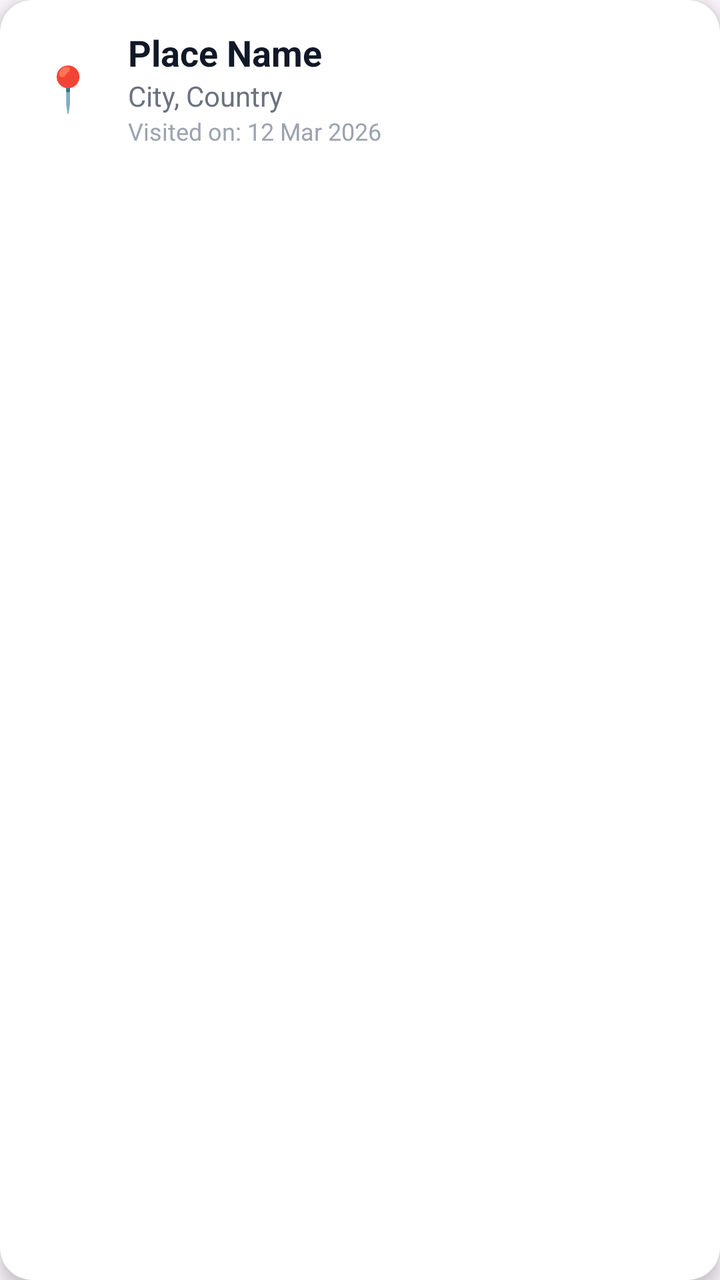
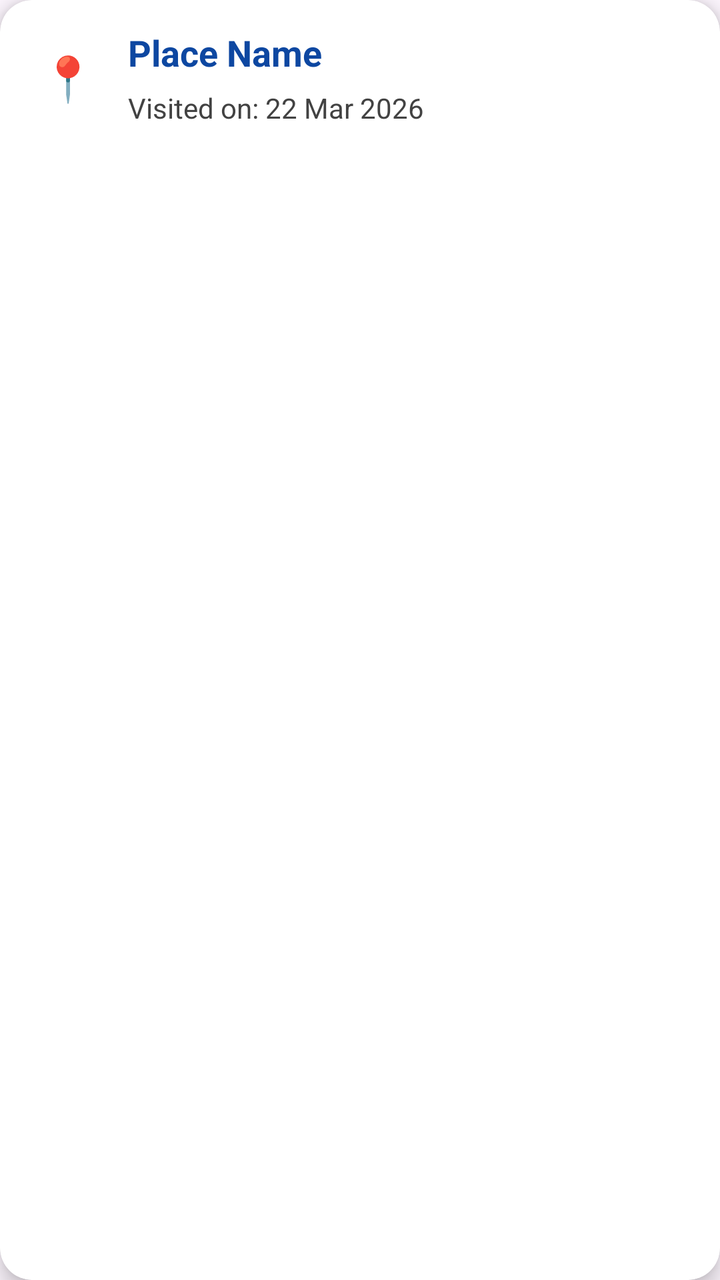

Two renders of the same Android screen: before a commit and after it. Below are the layout's source before the change and the commit's diff.
<!-- AndroidManifest.xml: application theme Theme.Drishya_Vani -->
<!-- res/layout/item_place_history.xml -->
<?xml version="1.0" encoding="utf-8"?>
<androidx.cardview.widget.CardView
    xmlns:android="http://schemas.android.com/apk/res/android"
    xmlns:app="http://schemas.android.com/apk/res-auto"
    android:layout_width="match_parent"
    android:layout_height="wrap_content"
    android:layout_marginBottom="12dp"
    app:cardCornerRadius="16dp"
    app:cardElevation="6dp">

    <LinearLayout
        android:layout_width="match_parent"
        android:layout_height="wrap_content"
        android:orientation="horizontal"
        android:padding="14dp"
        android:gravity="center_vertical">

        
        <TextView
            android:layout_width="40dp"
            android:layout_height="40dp"
            android:text="📍"
            android:textSize="22sp"
            android:gravity="center"/>

        
        <LinearLayout
            android:layout_width="0dp"
            android:layout_height="wrap_content"
            android:layout_weight="1"
            android:orientation="vertical"
            android:layout_marginStart="10dp">

            <TextView
                android:id="@+id/placeName"
                android:layout_width="wrap_content"
                android:layout_height="wrap_content"
                android:text="Place Name"
                android:textSize="18sp"
                android:textStyle="bold"
                android:textColor="#111827"/>

            <TextView
                android:id="@+id/placeLocation"
                android:layout_width="wrap_content"
                android:layout_height="wrap_content"
                android:text="City, Country"
                android:textSize="14sp"
                android:textColor="#6B7280"/>

            <TextView
                android:id="@+id/placeDate"
                android:layout_width="wrap_content"
                android:layout_height="wrap_content"
                android:text="Visited on: 12 Mar 2026"
                android:textSize="12sp"
                android:textColor="#9CA3AF"/>

        </LinearLayout>

    </LinearLayout>

</androidx.cardview.widget.CardView>
<!-- resources referenced by this layout -->
<resources>
  <style name="Theme.Drishya_Vani" parent="Base.Theme.Drishya_Vani" />
  <style name="Base.Theme.Drishya_Vani" parent="Theme.Material3.DayNight.NoActionBar">
          
          
      </style>
</resources>

<!-- the commit's change to res/layout/item_place_history.xml (unified diff, before → after) -->
@@ -30,7 +30,6 @@
             android:layout_weight="1"
             android:orientation="vertical"
             android:layout_marginStart="10dp">
-
             <TextView
                 android:id="@+id/placeName"
                 android:layout_width="wrap_content"
@@ -38,23 +37,16 @@
                 android:text="Place Name"
                 android:textSize="18sp"
                 android:textStyle="bold"
-                android:textColor="#111827"/>
+                android:textColor="#0D47A1"/>
 
             <TextView
-                android:id="@+id/placeLocation"
+                android:id="@+id/placeVisits"
                 android:layout_width="wrap_content"
                 android:layout_height="wrap_content"
-                android:text="City, Country"
+                android:text="Visited on: 22 Mar 2026"
                 android:textSize="14sp"
-                android:textColor="#6B7280"/>
-
-            <TextView
-                android:id="@+id/placeDate"
-                android:layout_width="wrap_content"
-                android:layout_height="wrap_content"
-                android:text="Visited on: 12 Mar 2026"
-                android:textSize="12sp"
-                android:textColor="#9CA3AF"/>
+                android:textColor="#424242"
+                android:layout_marginTop="6dp"/>
 
         </LinearLayout>
 
